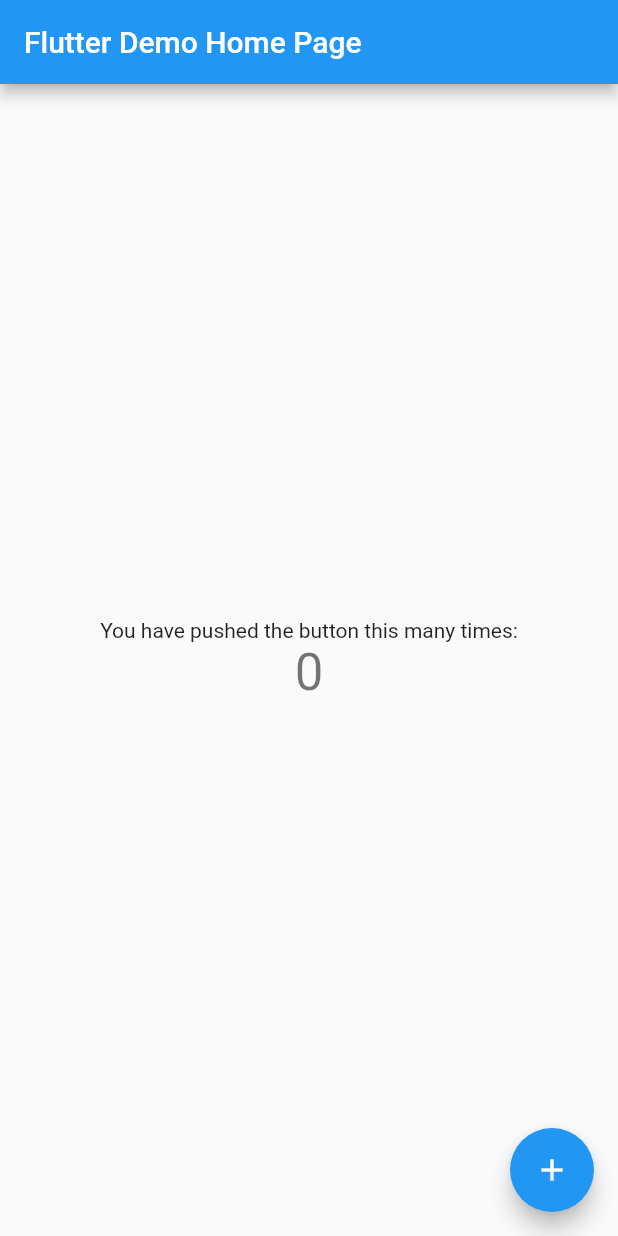
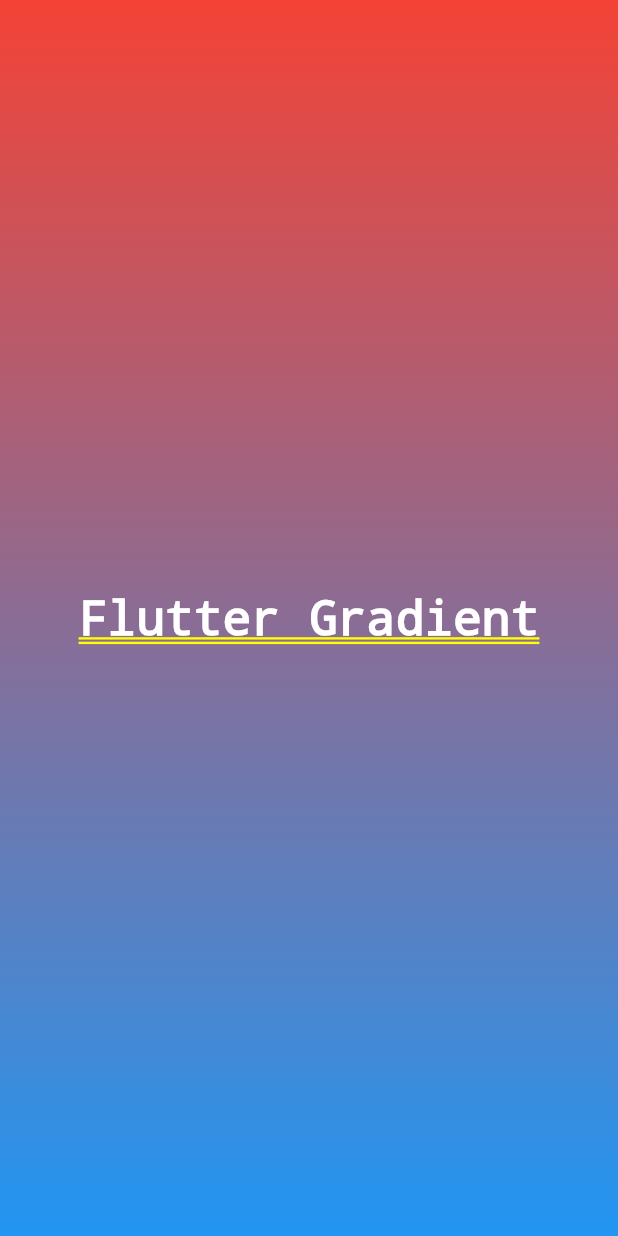
Before and after one commit to victortavaresbrum/hellol-world, a Flutter app: the screen it shows after launch, on a phone screen of 412 x 824 dp. Run offline on Flutter 3.47's test engine with Material 2 defaults, Android fonts, the phone set to English and light mode, and no system bars.

Commit message:
Exercícios módulo 3 - Reatividade

```diff
--- a/flutter_application_1/lib/main.dart
+++ b/flutter_application_1/lib/main.dart
@@ -1,115 +1,29 @@
 import 'package:flutter/material.dart';
 
-void main() {
-  runApp(const MyApp());
+
+void main(){
+  runApp(App());
 }
 
-class MyApp extends StatelessWidget {
-  const MyApp({super.key});
+class App extends StatelessWidget {
 
-  // This widget is the root of your application.
   @override
   Widget build(BuildContext context) {
     return MaterialApp(
-      title: 'Flutter Demo',
-      theme: ThemeData(
-        // This is the theme of your application.
-        //
-        // Try running your application with "flutter run". You'll see the
-        // application has a blue toolbar. Then, without quitting the app, try
-        // changing the primarySwatch below to Colors.green and then invoke
-        // "hot reload" (press "r" in the console where you ran "flutter run",
-        // or simply save your changes to "hot reload" in a Flutter IDE).
-        // Notice that the counter didn't reset back to zero; the application
-        // is not restarted.
-        primarySwatch: Colors.blue,
-      ),
-      home: const MyHomePage(title: 'Flutter Demo Home Page'),
-    );
+      home: Container(
+        decoration: BoxDecoration(
+          gradient: LinearGradient(
+            begin: Alignment.topLeft,
+            end: Alignment.bottomLeft,
+            colors: [Colors.red, Colors.blue])
+            ),
+          child:Center(
+            child: Text(
+                'Flutter Gradient',
+                style: TextStyle(color: Colors.white,fontSize: 32),
+              ),
+          ),
+        ),
+      );
   }
 }
-
-class MyHomePage extends StatefulWidget {
-  const MyHomePage({super.key, required this.title});
-
-  // This widget is the home page of your application. It is stateful, meaning
-  // that it has a State object (defined below) that contains fields that affect
-  // how it looks.
-
-  // This class is the configuration for the state. It holds the values (in this
-  // case the title) provided by the parent (in this case the App widget) and
-  // used by the build method of the State. Fields in a Widget subclass are
-  // always marked "final".
-
-  final String title;
-
-  @override
-  State<MyHomePage> createState() => _MyHomePageState();
-}
-
-class _MyHomePageState extends State<MyHomePage> {
-  int _counter = 0;
-
-  void _incrementCounter() {
-    setState(() {
-      // This call to setState tells the Flutter framework that something has
-      // changed in this State, which causes it to rerun the build method below
-      // so that the display can reflect the updated values. If we changed
-      // _counter without calling setState(), then the build method would not be
-      // called again, and so nothing would appear to happen.
-      _counter++;
-    });
-  }
-
-  @override
-  Widget build(BuildContext context) {
-    // This method is rerun every time setState is called, for instance as done
-    // by the _incrementCounter method above.
-    //
-    // The Flutter framework has been optimized to make rerunning build methods
-    // fast, so that you can just rebuild anything that needs updating rather
-    // than having to individually change instances of widgets.
-    return Scaffold(
-      appBar: AppBar(
-        // Here we take the value from the MyHomePage object that was created by
-        // the App.build method, and use it to set our appbar title.
-        title: Text(widget.title),
-      ),
-      body: Center(
-        // Center is a layout widget. It takes a single child and positions it
-        // in the middle of the parent.
-        child: Column(
-          // Column is also a layout widget. It takes a list of children and
-          // arranges them vertically. By default, it sizes itself to fit its
-          // children horizontally, and tries to be as tall as its parent.
-          //
-          // Invoke "debug painting" (press "p" in the console, choose the
-          // "Toggle Debug Paint" action from the Flutter Inspector in Android
-          // Studio, or the "Toggle Debug Paint" command in Visual Studio Code)
-          // to see the wireframe for each widget.
-          //
-          // Column has various properties to control how it sizes itself and
-          // how it positions its children. Here we use mainAxisAlignment to
-          // center the children vertically; the main axis here is the vertical
-          // axis because Columns are vertical (the cross axis would be
-          // horizontal).
-          mainAxisAlignment: MainAxisAlignment.center,
-          children: <Widget>[
-            const Text(
-              'You have pushed the button this many times:',
-            ),
-            Text(
-              '$_counter',
-              style: Theme.of(context).textTheme.headline4,
-            ),
-          ],
-        ),
-      ),
-      floatingActionButton: FloatingActionButton(
-        onPressed: _incrementCounter,
-        tooltip: 'Increment',
-        child: const Icon(Icons.add),
-      ), // This trailing comma makes auto-formatting nicer for build methods.
-    );
-  }
-}
```
Also changed, not shown: flutter_application_1/pubspec.lock, 1 other file.
